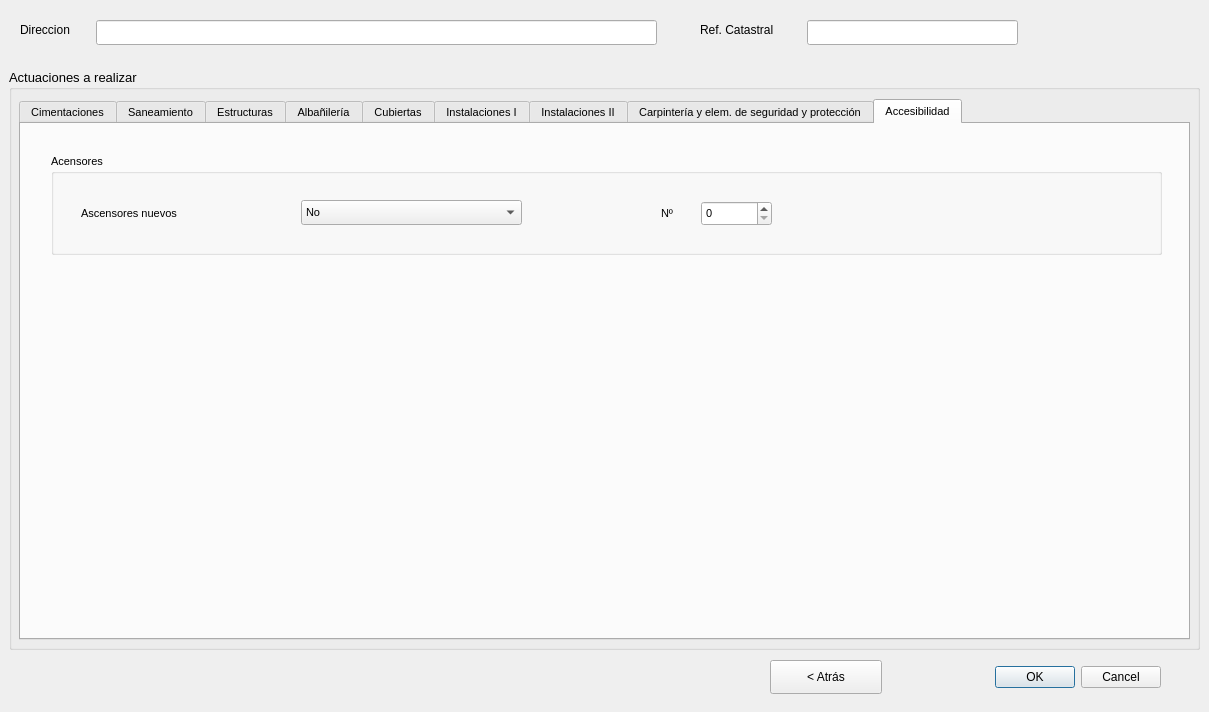
Old version of the form Ui_ActuacionForm.ui in the repository rubenmarrufo/herevea.
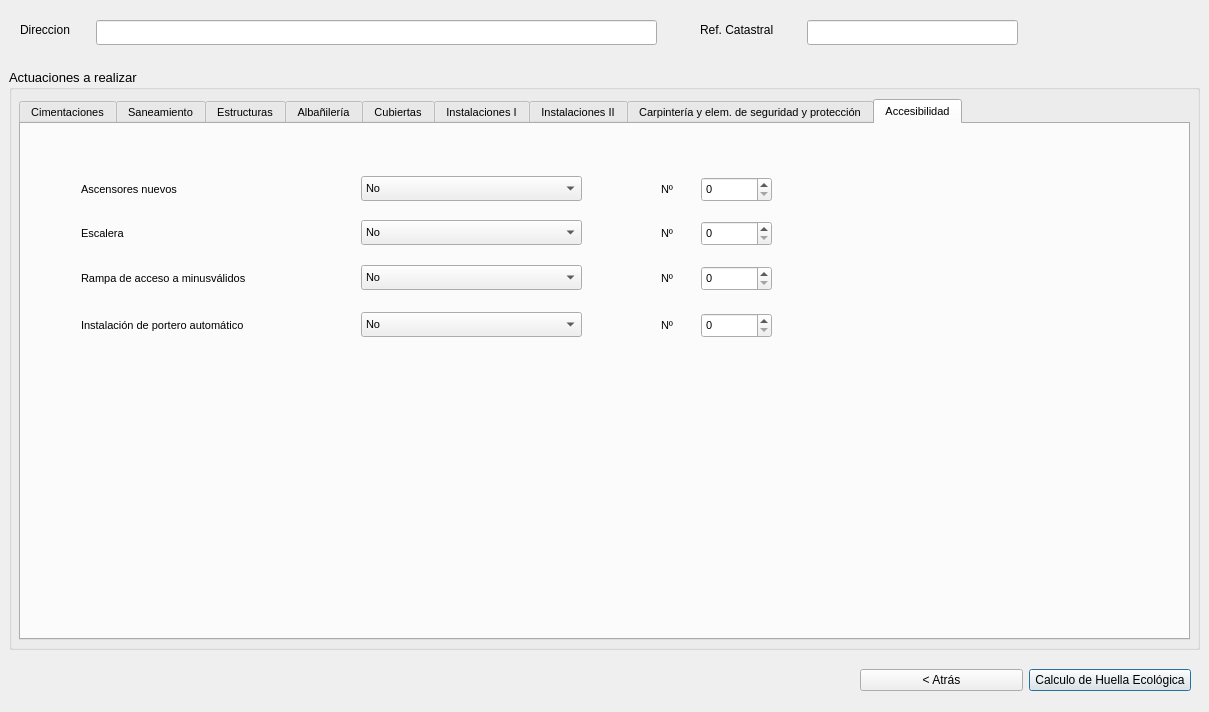
New version of the form. The open tabs and pages were chosen to show the change. Icons and pictures are not drawn.

Patch:
```diff
--- a/Ui_ActuacionForm.ui
+++ b/Ui_ActuacionForm.ui
@@ -17,22 +17,6 @@
    <iconset>
     <normaloff>Herevea.png</normaloff>Herevea.png</iconset>
   </property>
-  <widget class="QDialogButtonBox" name="buttonBox">
-   <property name="geometry">
-    <rect>
-     <x>820</x>
-     <y>661</y>
-     <width>341</width>
-     <height>32</height>
-    </rect>
-   </property>
-   <property name="orientation">
-    <enum>Qt::Horizontal</enum>
-   </property>
-   <property name="standardButtons">
-    <set>QDialogButtonBox::Cancel|QDialogButtonBox::Ok</set>
-   </property>
-  </widget>
   <widget class="QLabel" name="label_31">
    <property name="geometry">
     <rect>
@@ -85,19 +69,6 @@
     <string>Ref. Catastral</string>
    </property>
   </widget>
-  <widget class="QPushButton" name="pushButton">
-   <property name="geometry">
-    <rect>
-     <x>770</x>
-     <y>660</y>
-     <width>112</width>
-     <height>34</height>
-    </rect>
-   </property>
-   <property name="text">
-    <string>&lt; Atrás</string>
-   </property>
-  </widget>
   <widget class="QGroupBox" name="groupBox_6">
    <property name="geometry">
     <rect>
@@ -3164,39 +3135,6 @@
         <string>Grado de actuación</string>
        </property>
       </widget>
-      <widget class="QLabel" name="label_72">
-       <property name="geometry">
-        <rect>
-         <x>1040</x>
-         <y>167</y>
-         <width>31</width>
-         <height>19</height>
-        </rect>
-       </property>
-       <property name="text">
-        <string>%</string>
-       </property>
-      </widget>
-      <widget class="QComboBox" name="cmbGriferia">
-       <property name="geometry">
-        <rect>
-         <x>250</x>
-         <y>165</y>
-         <width>491</width>
-         <height>25</height>
-        </rect>
-       </property>
-       <item>
-        <property name="text">
-         <string>No hay actuaciones</string>
-        </property>
-       </item>
-       <item>
-        <property name="text">
-         <string>Sustitución y reposición</string>
-        </property>
-       </item>
-      </widget>
       <widget class="QLabel" name="label_71">
        <property name="geometry">
         <rect>
@@ -3492,19 +3430,6 @@
         <string>Desagües</string>
        </property>
       </widget>
-      <widget class="QLabel" name="label_24">
-       <property name="geometry">
-        <rect>
-         <x>30</x>
-         <y>165</y>
-         <width>191</width>
-         <height>19</height>
-        </rect>
-       </property>
-       <property name="text">
-        <string>Griferías</string>
-       </property>
-      </widget>
       <widget class="QComboBox" name="cmbTermos">
        <property name="geometry">
         <rect>
@@ -3638,49 +3563,6 @@
      <attribute name="title">
       <string>Carpintería y elem. de seguridad y protección</string>
      </attribute>
-     <widget class="QLabel" name="label_50">
-      <property name="geometry">
-       <rect>
-        <x>40</x>
-        <y>80</y>
-        <width>231</width>
-        <height>19</height>
-       </rect>
-      </property>
-      <property name="text">
-       <string>Carpintería madera</string>
-      </property>
-     </widget>
-     <widget class="QComboBox" name="cmbCarpMaderaAct">
-      <property name="geometry">
-       <rect>
-        <x>1000</x>
-        <y>79</y>
-        <width>81</width>
-        <height>25</height>
-       </rect>
-      </property>
-      <item>
-       <property name="text">
-        <string>0</string>
-       </property>
-      </item>
-      <item>
-       <property name="text">
-        <string>1 a 30</string>
-       </property>
-      </item>
-      <item>
-       <property name="text">
-        <string>31 a 60</string>
-       </property>
-      </item>
-      <item>
-       <property name="text">
-        <string>61 a 100</string>
-       </property>
-      </item>
-     </widget>
      <widget class="QLabel" name="label_113">
       <property name="geometry">
        <rect>
@@ -3920,78 +3802,262 @@
      <attribute name="title">
       <string>Accesibilidad</string>
      </attribute>
-     <widget class="QGroupBox" name="groupBox_3">
+     <widget class="QSpinBox" name="spbNumAscensores_4">
       <property name="geometry">
        <rect>
-        <x>30</x>
-        <y>30</y>
-        <width>1111</width>
-        <height>101</height>
+        <x>680</x>
+        <y>189</y>
+        <width>71</width>
+        <height>25</height>
        </rect>
       </property>
-      <property name="title">
-       <string>Acensores</string>
+     </widget>
+     <widget class="QLabel" name="label_124">
+      <property name="geometry">
+       <rect>
+        <x>640</x>
+        <y>56</y>
+        <width>31</width>
+        <height>19</height>
+       </rect>
       </property>
-      <widget class="QLabel" name="label">
-       <property name="geometry">
-        <rect>
-         <x>30</x>
-         <y>50</y>
-         <width>181</width>
-         <height>19</height>
-        </rect>
+      <property name="text">
+       <string>Nº</string>
+      </property>
+     </widget>
+     <widget class="QSpinBox" name="spbNumAscensores_3">
+      <property name="geometry">
+       <rect>
+        <x>680</x>
+        <y>142</y>
+        <width>71</width>
+        <height>25</height>
+       </rect>
+      </property>
+     </widget>
+     <widget class="QLabel" name="label">
+      <property name="geometry">
+       <rect>
+        <x>60</x>
+        <y>56</y>
+        <width>181</width>
+        <height>19</height>
+       </rect>
+      </property>
+      <property name="text">
+       <string>Ascensores nuevos</string>
+      </property>
+     </widget>
+     <widget class="QSpinBox" name="spbNumAscensores">
+      <property name="geometry">
+       <rect>
+        <x>680</x>
+        <y>53</y>
+        <width>71</width>
+        <height>25</height>
+       </rect>
+      </property>
+     </widget>
+     <widget class="QSpinBox" name="spbNumAscensores_2">
+      <property name="geometry">
+       <rect>
+        <x>680</x>
+        <y>97</y>
+        <width>71</width>
+        <height>25</height>
+       </rect>
+      </property>
+     </widget>
+     <widget class="QLabel" name="label_72">
+      <property name="geometry">
+       <rect>
+        <x>60</x>
+        <y>192</y>
+        <width>261</width>
+        <height>19</height>
+       </rect>
+      </property>
+      <property name="text">
+       <string>Instalación de portero automático</string>
+      </property>
+     </widget>
+     <widget class="QComboBox" name="cmbAscensores_3">
+      <property name="geometry">
+       <rect>
+        <x>340</x>
+        <y>141</y>
+        <width>221</width>
+        <height>25</height>
+       </rect>
+      </property>
+      <item>
+       <property name="text">
+        <string>No</string>
        </property>
+      </item>
+      <item>
        <property name="text">
-        <string>Ascensores nuevos</string>
+        <string>Sí</string>
        </property>
-      </widget>
-      <widget class="QComboBox" name="cmbAscensores">
-       <property name="geometry">
-        <rect>
-         <x>250</x>
-         <y>46</y>
-         <width>221</width>
-         <height>25</height>
-        </rect>
+      </item>
+     </widget>
+     <widget class="QLabel" name="label_127">
+      <property name="geometry">
+       <rect>
+        <x>640</x>
+        <y>192</y>
+        <width>31</width>
+        <height>19</height>
+       </rect>
+      </property>
+      <property name="text">
+       <string>Nº</string>
+      </property>
+     </widget>
+     <widget class="QComboBox" name="cmbAscensores">
+      <property name="geometry">
+       <rect>
+        <x>340</x>
+        <y>52</y>
+        <width>221</width>
+        <height>25</height>
+       </rect>
+      </property>
+      <item>
+       <property name="text">
+        <string>No</string>
        </property>
-       <item>
-        <property name="text">
-         <string>No</string>
-        </property>
-       </item>
-       <item>
-        <property name="text">
-         <string>Sí</string>
-        </property>
-       </item>
-      </widget>
-      <widget class="QLabel" name="label_124">
-       <property name="geometry">
-        <rect>
-         <x>610</x>
-         <y>50</y>
-         <width>31</width>
-         <height>19</height>
-        </rect>
+      </item>
+      <item>
+       <property name="text">
+        <string>Sí</string>
        </property>
+      </item>
+     </widget>
+     <widget class="QLabel" name="label_125">
+      <property name="geometry">
+       <rect>
+        <x>640</x>
+        <y>100</y>
+        <width>31</width>
+        <height>19</height>
+       </rect>
+      </property>
+      <property name="text">
+       <string>Nº</string>
+      </property>
+     </widget>
+     <widget class="QLabel" name="label_126">
+      <property name="geometry">
+       <rect>
+        <x>640</x>
+        <y>145</y>
+        <width>31</width>
+        <height>19</height>
+       </rect>
+      </property>
+      <property name="text">
+       <string>Nº</string>
+      </property>
+     </widget>
+     <widget class="QComboBox" name="cmbAscensores_2">
+      <property name="geometry">
+       <rect>
+        <x>340</x>
+        <y>96</y>
+        <width>221</width>
+        <height>25</height>
+       </rect>
+      </property>
+      <item>
        <property name="text">
-        <string>Nº</string>
+        <string>No</string>
        </property>
-      </widget>
-      <widget class="QSpinBox" name="spbNumAscensores">
-       <property name="geometry">
-        <rect>
-         <x>650</x>
-         <y>47</y>
-         <width>71</width>
-         <height>25</height>
-        </rect>
+      </item>
+      <item>
+       <property name="text">
+        <string>Sí</string>
        </property>
-      </widget>
+      </item>
+     </widget>
+     <widget class="QLabel" name="label_50">
+      <property name="geometry">
+       <rect>
+        <x>60</x>
+        <y>145</y>
+        <width>261</width>
+        <height>19</height>
+       </rect>
+      </property>
+      <property name="text">
+       <string>Rampa de acceso a minusválidos</string>
+      </property>
+     </widget>
+     <widget class="QComboBox" name="cmbAscensores_4">
+      <property name="geometry">
+       <rect>
+        <x>340</x>
+        <y>188</y>
+        <width>221</width>
+        <height>25</height>
+       </rect>
+      </property>
+      <item>
+       <property name="text">
+        <string>No</string>
+       </property>
+      </item>
+      <item>
+       <property name="text">
+        <string>Sí</string>
+       </property>
+      </item>
+     </widget>
+     <widget class="QLabel" name="label_24">
+      <property name="geometry">
+       <rect>
+        <x>60</x>
+        <y>100</y>
+        <width>181</width>
+        <height>19</height>
+       </rect>
+      </property>
+      <property name="text">
+       <string>Escalera</string>
+      </property>
      </widget>
     </widget>
    </widget>
   </widget>
+  <widget class="QWidget" name="horizontalLayoutWidget">
+   <property name="geometry">
+    <rect>
+     <x>860</x>
+     <y>660</y>
+     <width>331</width>
+     <height>41</height>
+    </rect>
+   </property>
+   <layout class="QHBoxLayout" name="horizontalLayout">
+    <item>
+     <widget class="QPushButton" name="pushButton">
+      <property name="text">
+       <string>&lt; Atrás</string>
+      </property>
+     </widget>
+    </item>
+    <item>
+     <widget class="QPushButton" name="btnAccept">
+      <property name="text">
+       <string>Calculo de Huella Ecológica</string>
+      </property>
+      <property name="default">
+       <bool>true</bool>
+      </property>
+     </widget>
+    </item>
+   </layout>
+  </widget>
  </widget>
  <resources/>
  <connections>
```
Left out of the diff: 191 changed lines with no effect on the pictures.
